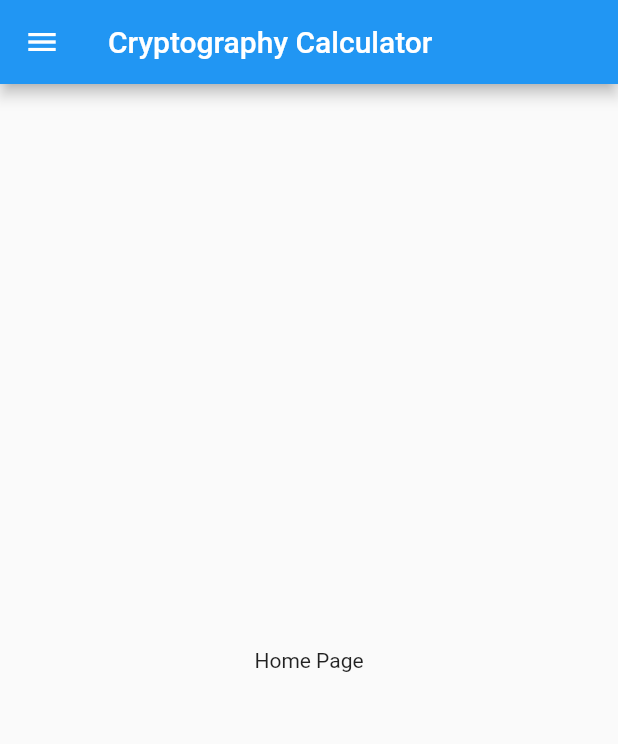
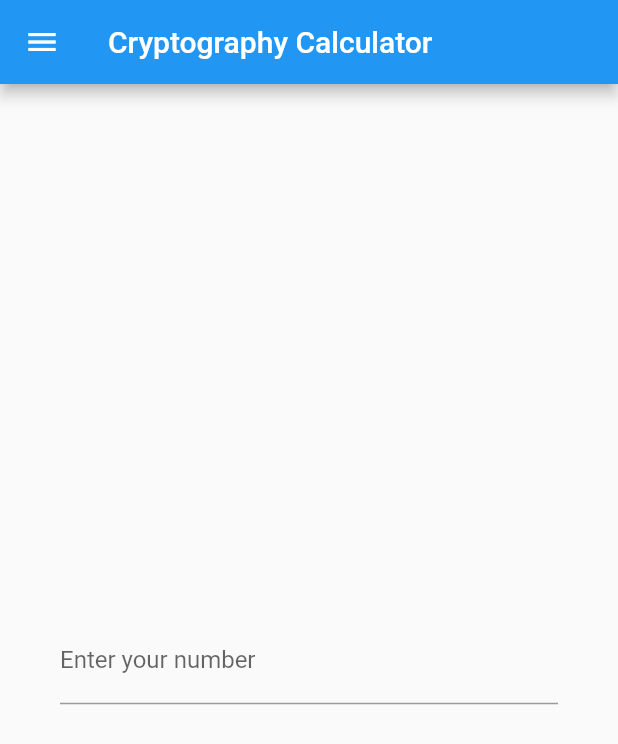
Before and after one commit to garrettparris/Cryptography-Calculator, a Flutter app: the screen it shows after launch, on a phone screen of 412 x 824 dp. Shown: the top 744 px of the screen. Run offline on Flutter 3.47's test engine with Material 2 defaults, Android fonts, the phone set to English and light mode, and no system bars.

```diff
--- a/lib/fragments/first_fragment.dart
+++ b/lib/fragments/first_fragment.dart
@@ -1,12 +1,33 @@
 import 'package:flutter/material.dart';
+import 'dart:core';
 
 class FirstFragment extends StatelessWidget {
   @override
   Widget build(BuildContext context) {
-    // TODO: implement build
-    return new Center(
-      child: new Text("Home Page"),
+    return new Scaffold(
+      body: new Container(
+          padding: const EdgeInsets.all(40.0),
+          child: new Column(
+            mainAxisAlignment: MainAxisAlignment.center,
+            children: <Widget>[
+              new TextField(
+                decoration: new InputDecoration(labelText: "Enter your number"),
+                keyboardType: TextInputType.number,
+              ),
+            ],
+          )),
     );
   }
 
+  modulo(int exponent, int dividend, int divisor) {
+    if (exponent == 1) {
+      return dividend % divisor;
+    } else if (exponent == -1) {
+      return dividend.modInverse(divisor);
+    } else if (!exponent.isNegative && exponent != 1) {
+      return dividend.modPow(exponent, divisor);
+    } else {
+      //broke
+    }
+  }
 }
```
Also changed, not shown: lib/fragments/second_fragment.dart (+58 -3 lines), 1 other file.
